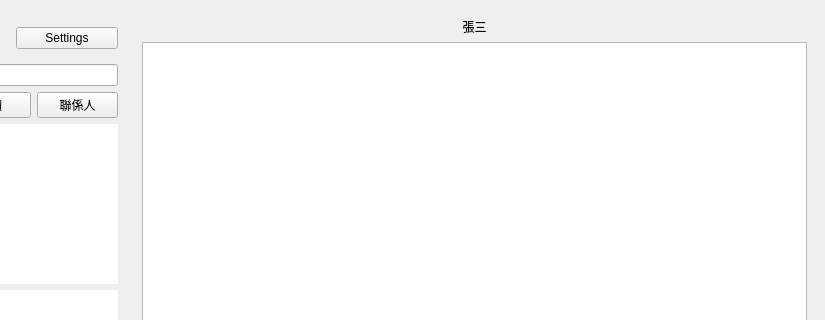
The window that resource/ui/wechat-0.1.3.ui (0xzhaohx/webwechat) describes before a commit, drawn with Qt 5; both pictures show x 156 to 981 and y 0 to 320 of the 981 by 635 pixel window.
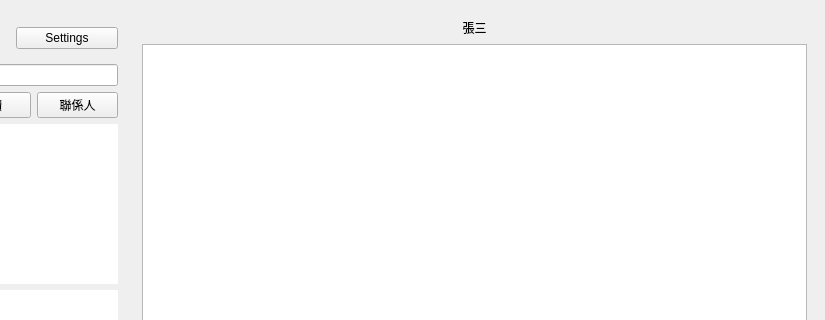
The same window after the commit.

Commit message: set selection model

Diff of the .ui file:
```diff
--- a/resource/ui/wechat-0.1.3.ui
+++ b/resource/ui/wechat-0.1.3.ui
@@ -149,6 +149,12 @@
       <layout class="QVBoxLayout" name="verticalLayout_2" stretch="0,7,0,2,0">
        <item>
         <widget class="QLabel" name="currentChatUserLabel">
+         <property name="minimumSize">
+          <size>
+           <width>0</width>
+           <height>20</height>
+          </size>
+         </property>
          <property name="text">
           <string>張三</string>
          </property>
```
Left out of the diff: 9 changed lines with no effect on the pictures. The commit also changes 1 other file.
